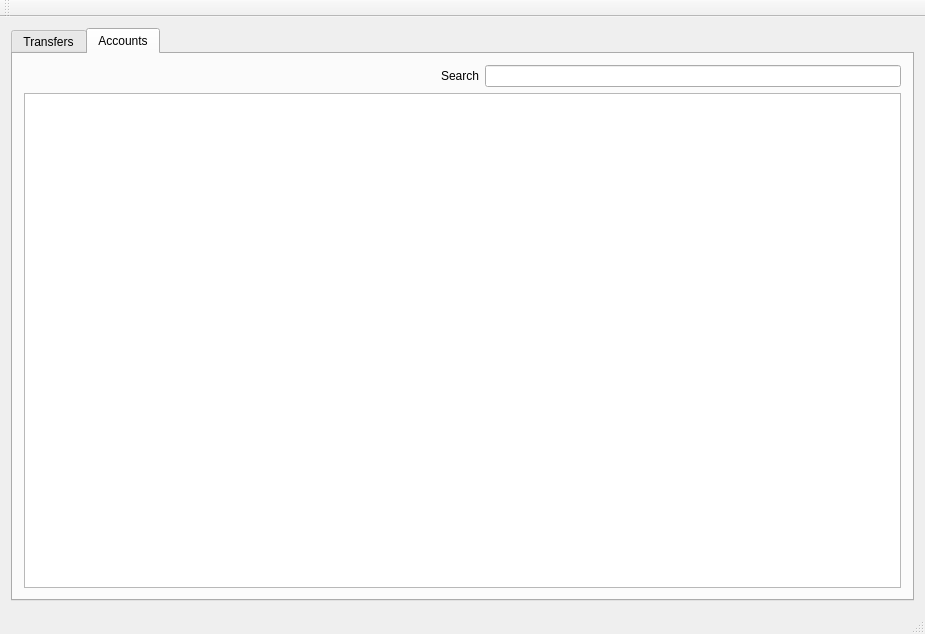
Before: the Qt Designer form ui/mainwindow.ui in Marvin182/Moneyphant, drawn with Qt 5.
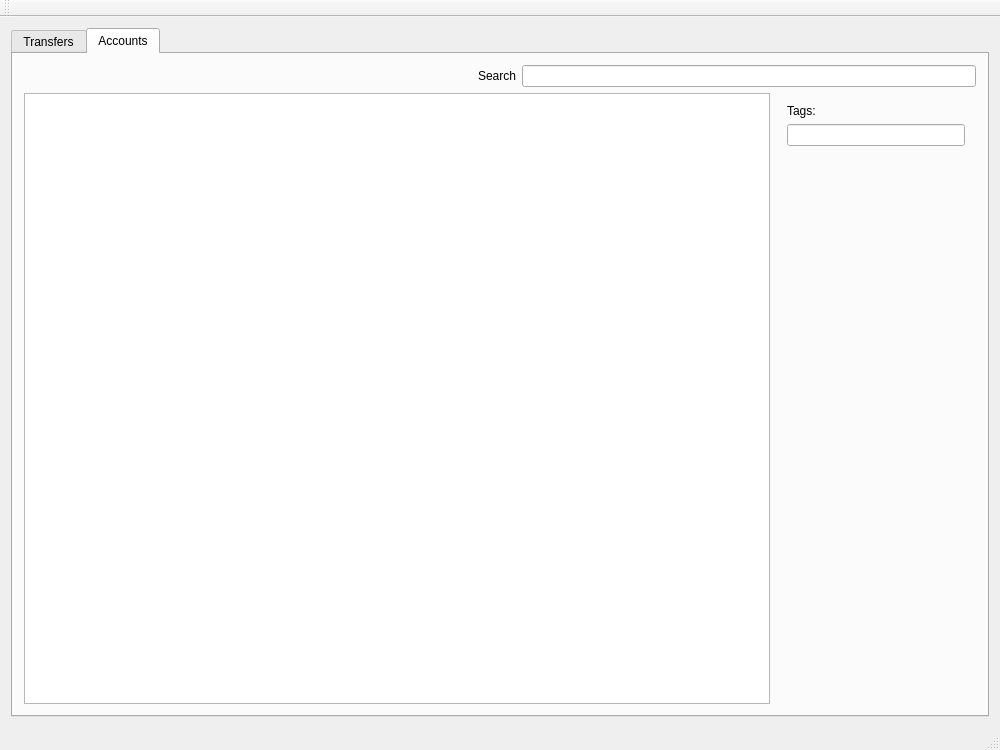
After: the same form once the commit is applied.

Commit message: Add tags for accounts

```diff
--- a/ui/mainwindow.ui
+++ b/ui/mainwindow.ui
@@ -6,8 +6,8 @@
    <rect>
     <x>0</x>
     <y>0</y>
-    <width>925</width>
-    <height>634</height>
+    <width>1000</width>
+    <height>750</height>
    </rect>
   </property>
   <property name="windowTitle">
@@ -63,7 +63,64 @@
          </layout>
         </item>
         <item>
-         <widget class="QTableWidget" name="accountTable"/>
+         <layout class="QHBoxLayout" name="horizontalLayout_3">
+          <item>
+           <widget class="QTableView" name="accountView"/>
+          </item>
+          <item>
+           <widget class="QWidget" name="widget" native="true">
+            <property name="minimumSize">
+             <size>
+              <width>0</width>
+              <height>0</height>
+             </size>
+            </property>
+            <property name="maximumSize">
+             <size>
+              <width>200</width>
+              <height>16777215</height>
+             </size>
+            </property>
+            <layout class="QVBoxLayout" name="verticalLayout_4">
+             <item>
+              <widget class="QLabel" name="accountTagsLabel">
+               <property name="text">
+                <string>Tags:</string>
+               </property>
+              </widget>
+             </item>
+             <item>
+              <widget class="QLineEdit" name="addAccountTag">
+               <property name="maximumSize">
+                <size>
+                 <width>16777215</width>
+                 <height>16777215</height>
+                </size>
+               </property>
+              </widget>
+             </item>
+             <item>
+              <widget class="QWidget" name="accountTags" native="true">
+               <layout class="QVBoxLayout" name="verticalLayout_3"/>
+              </widget>
+             </item>
+             <item>
+              <spacer name="verticalSpacer">
+               <property name="orientation">
+                <enum>Qt::Vertical</enum>
+               </property>
+               <property name="sizeHint" stdset="0">
+                <size>
+                 <width>17</width>
+                 <height>501</height>
+                </size>
+               </property>
+              </spacer>
+             </item>
+            </layout>
+           </widget>
+          </item>
+         </layout>
         </item>
        </layout>
       </widget>
```
Left out of the diff: 6 changed lines with no effect on the pictures. The commit also changes 20 other files.
